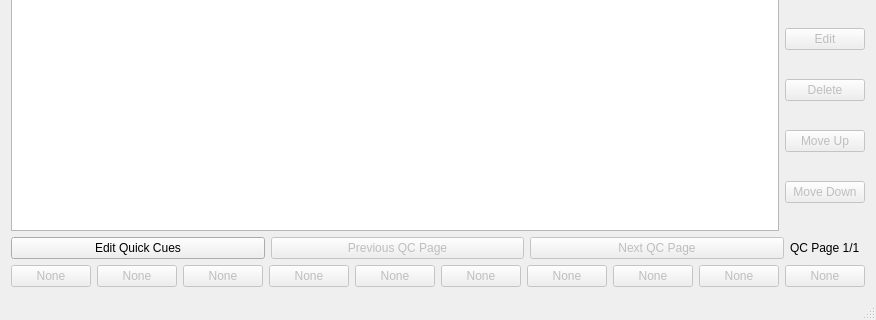
PotatoPopcorn/PlanktonScriptCue, file mainwindow.ui: the form before one commit; both pictures show x 0 to 876 and y 280 to 600 of the 876 by 600 pixel window.
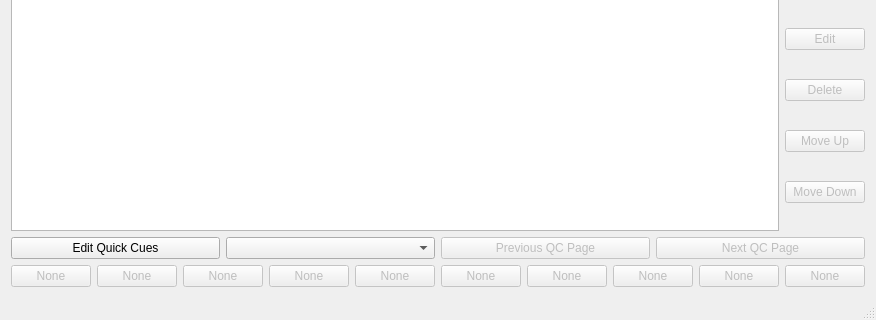
The form after the commit.

Commit message: Update Edit Quick Cues GUI

Patch:
```diff
--- a/mainwindow.ui
+++ b/mainwindow.ui
@@ -128,6 +128,9 @@
         </property>
        </widget>
       </item>
+      <item>
+       <widget class="QComboBox" name="comboBox"/>
+      </item>
       <item>
        <widget class="QPushButton" name="prevPageQuickButton">
         <property name="enabled">
@@ -148,25 +151,6 @@
         </property>
        </widget>
       </item>
-      <item>
-       <widget class="QLabel" name="label">
-        <property name="sizePolicy">
-         <sizepolicy hsizetype="Preferred" vsizetype="Preferred">
-          <horstretch>0</horstretch>
-          <verstretch>0</verstretch>
-         </sizepolicy>
-        </property>
-        <property name="maximumSize">
-         <size>
-          <width>75</width>
-          <height>16777215</height>
-         </size>
-        </property>
-        <property name="text">
-         <string>QC Page 1/1</string>
-        </property>
-       </widget>
-      </item>
      </layout>
     </item>
     <item>
```
The commit also changes 1 other file.
